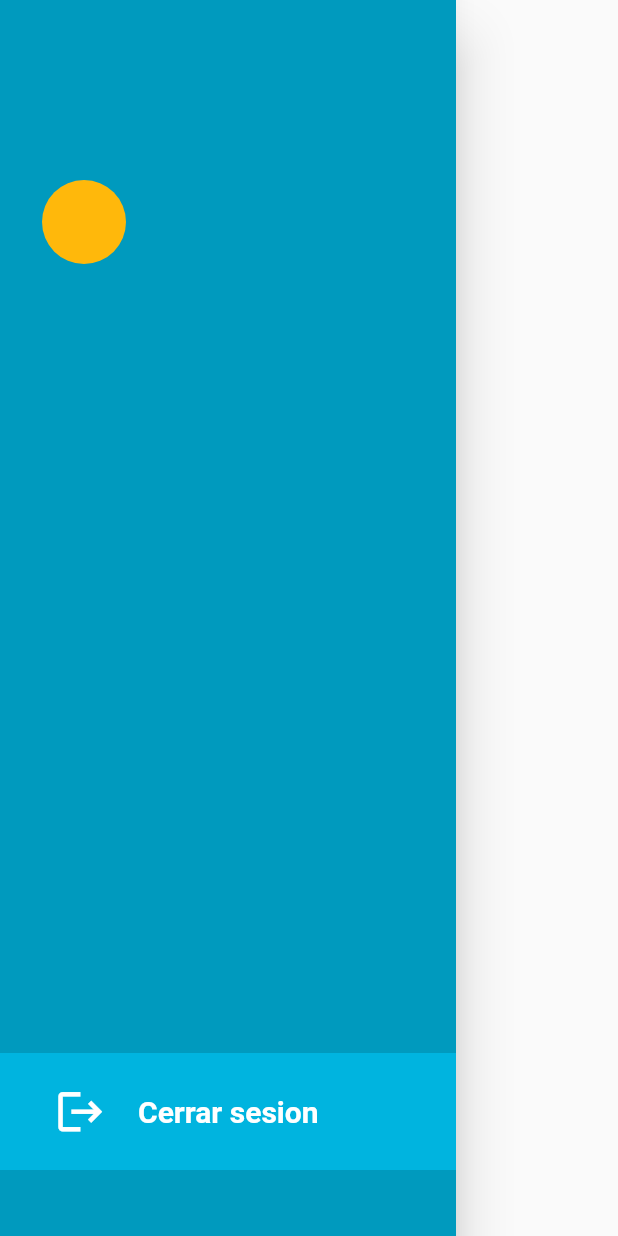
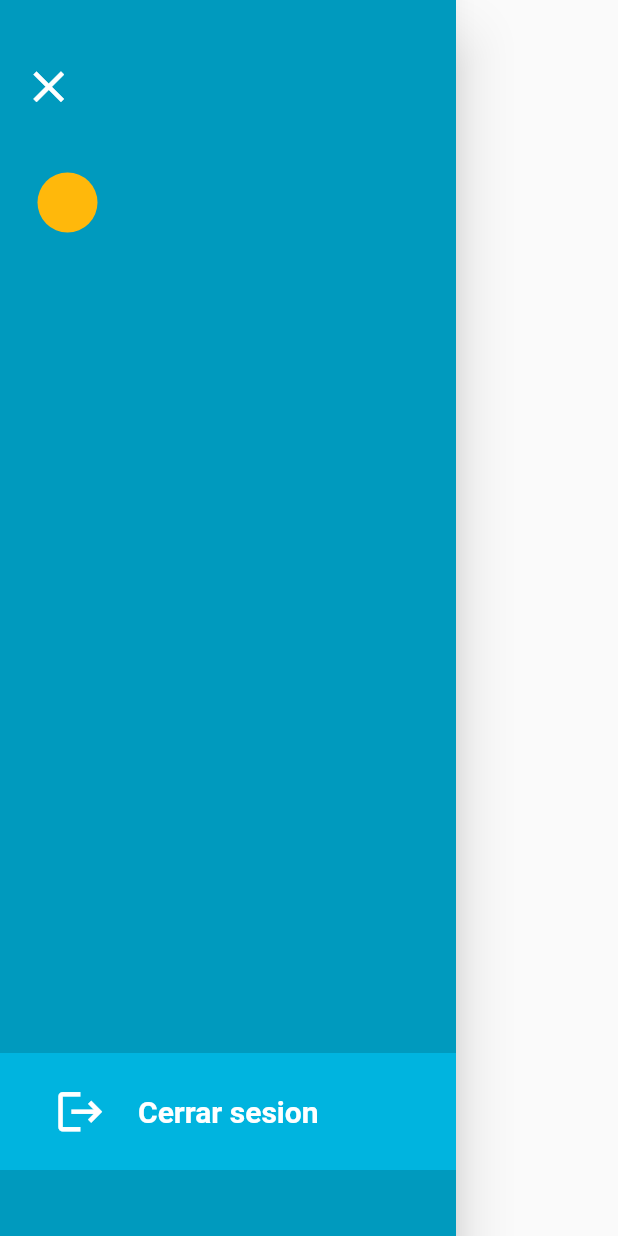
Before and after one commit to botanicodev/habitat_ft_user, a Flutter app: the CustomerDrawer widget shown alone on an empty page, opened directly, on a phone screen of 412 x 824 dp. Run offline on Flutter 3.47's test engine with Material 2 defaults, Android fonts, the phone set to English and light mode, and no system bars; our stand-ins replace cloud_firestore, firebase_auth, firebase_storage, get, google_fonts, shared_preferences and 2 more; accounts and stored records are empty; Roboto replaces fonts that are missing (Spartan); statements that could not run were skipped.

Commit message:
Agregar mantener sesión del administrador

```diff
--- a/lib/app/modules/home/home_controller.dart
+++ b/lib/app/modules/home/home_controller.dart
@@ -1,9 +1,7 @@
-import 'dart:async';
-
 import 'package:get/get.dart';
 import 'package:habitat_ft_user/app/data/models/competitor.dart';
-import 'package:habitat_ft_user/app/data/models/subscription_model.dart';
 import 'package:habitat_ft_user/app/data/repositories/subscription_repository.dart';
+import 'package:shared_preferences/shared_preferences.dart';
 
 class HomeController extends GetxController {
   final subscriptionRepository = SubscriptionRepository();
@@ -19,6 +17,12 @@ class HomeController extends GetxController {
   void onInit() async {
     super.onInit();
     competitor = Get.arguments;
+
+    if (competitor == null) {
+      SharedPreferences prefs = await SharedPreferences.getInstance();
+      competitor = new Competitor();
+      competitor.id = prefs.getString("competitorId");
+    }
 
     getPendingSubscriptions();
     getCompletedSubscriptions();
--- a/lib/app/modules/home/home_view.dart
+++ b/lib/app/modules/home/home_view.dart
@@ -11,10 +11,10 @@ import 'package:habitat_ft_user/app/utils/widgets/separator/separator.dart';
 
 import 'widgets/workshops_title.dart';
 
-class HomeView extends StatelessWidget {
+class HomeView extends GetView<HomeController> {
   HomeView({Key key});
 
-  final controller = Get.put(HomeController());
+  // final controller = Get.put(HomeController());
   final _workshopRepository = Get.put(WorkshopRepository());
 
   @override
--- a/lib/app/modules/home/widgets/customer_drawer/widgets/customer_drawer.dart/customer_drawer.dart
+++ b/lib/app/modules/home/widgets/customer_drawer/widgets/customer_drawer.dart/customer_drawer.dart
@@ -14,27 +14,57 @@ class CustomerDrawer extends StatelessWidget {
   Widget build(BuildContext context) {
     return Drawer(
       child: Container(
-        padding: const EdgeInsets.only(top: 120, bottom: 44),
+        padding: const EdgeInsets.only(bottom: 44),
         color: CustomColor.CELESTE_OSCURO,
         child: Column(
+          crossAxisAlignment: CrossAxisAlignment.start,
           children: [
-            ListTile(
-              title: FutureBuilder(
+            MouseRegion(
+              cursor: SystemMouseCursors.click,
+              child: Container(
+                margin: EdgeInsets.only(left: 15, top: 40, bottom: 40),
+                child: GestureDetector(
+                  child: Icon(
+                    Icons.close,
+                    size: 35,
+                    color: Colors.white,
+                  ),
+                  onTap: () => Get.back(),
+                ),
+              ),
+            ),
+            Row(
+              crossAxisAlignment: CrossAxisAlignment.center,
+              children: [
+                Container(
+                  margin: const EdgeInsets.only(left: 25, right: 10.0),
+                  child: CircleAvatar(
+                    backgroundColor: CustomColor.COMPLEMENTO_1,
+                    radius: 20,
+                  ),
+                ),
+                Padding(
+                  padding: const EdgeInsets.only(top: 8.0),
+                  child: FutureBuilder(
                     future: SharedPreferences.getInstance(),
                     builder: (context, snapshot) {
                       if (snapshot.hasData) {
-                    return Text(snapshot.data.getString('name') +
+                        return Text(
+                          snapshot.data.getString('name') +
                               ' ' +
-                        snapshot.data.getString('lastName'));
+                              snapshot.data.getString('lastName'),
+                          style: TextStyle(
+                              color: Colors.white,
+                              fontSize: 17,
+                              fontWeight: FontWeight.w500),
+                        );
                       } else {
                         return Text('');
                       }
                     },
                   ),
-              leading: CircleAvatar(
-                backgroundColor: CustomColor.COMPLEMENTO_1,
-                radius: 40,
-              ),
+                )
+              ],
             ),
             const Spacer(),
             const SignOutTile(),
--- a/lib/app/modules/login/login_view.dart
+++ b/lib/app/modules/login/login_view.dart
@@ -4,14 +4,13 @@ import 'package:habitat_ft_user/app/data/models/competitor.dart';
 import 'package:habitat_ft_user/app/modules/home/home_view.dart';
 import 'package:habitat_ft_user/app/modules/login/login_controller.dart';
 import 'package:habitat_ft_user/app/modules/login/widgets/custom_text_field.dart';
+import 'package:habitat_ft_user/app/routes/app_pages.dart';
 import 'package:habitat_ft_user/app/utils/config/assets.dart';
 import 'package:habitat_ft_user/app/utils/config/custom_color.dart';
 import 'package:habitat_ft_user/app/utils/config/styles.dart';
 import 'package:habitat_ft_user/app/utils/widgets/custom_button.dart';
 
 class LoginView extends GetView<LoginController> {
-  // final controller = Get.find<LoginController>();
-
   @override
   Widget build(BuildContext context) {
     return Scaffold(
@@ -98,7 +97,7 @@ class LoginView extends GetView<LoginController> {
                               if (competitor != null) {
                                 controller.email$.value = '';
                                 controller.password$.value = '';
-                                Get.off(() => HomeView(),
+                                Get.offAllNamed(Routes.HOME,
                                     arguments: competitor);
                               } else {
                                 showAlertErrorLogin(context);
--- /dev/null
+++ b/lib/app/modules/splash_screen/splas_screen_binding.dart
@@ -0,0 +1,9 @@
+import 'package:get/get.dart';
+import 'package:habitat_ft_user/app/modules/splash_screen/splash_screen_controller.dart';
+
+class SplashScreenBinding extends Bindings {
+  @override
+  void dependencies() {
+    Get.lazyPut(() => SplashScreenControler());
+  }
+}
--- a/lib/app/routes/app_pages.dart
+++ b/lib/app/routes/app_pages.dart
@@ -1,3 +1,4 @@
+import 'package:habitat_ft_user/app/modules/splash_screen/splas_screen_binding.dart';
 import 'package:habitat_ft_user/app/modules/subscription/subscription_view.dart';
 import 'package:habitat_ft_user/app/modules/subscription/subscription_binding.dart';
 import 'package:habitat_ft_user/app/modules/splash_screen/splash_screen_view.dart';
@@ -14,6 +15,7 @@ class AppPages {
   static final routes = [
     GetPage(
       name: Routes.SPLASH_SCREEN,
+      binding: SplashScreenBinding(),
       page: () => SplashScreenView(),
     ),
     GetPage(
--- a/lib/app/utils/widgets/customer_confirm_alert_button.dart
+++ b/lib/app/utils/widgets/customer_confirm_alert_button.dart
@@ -3,7 +3,7 @@ import 'package:habitat_ft_user/app/utils/config/custom_color.dart';
 
 class CustomerConfirmAlertButton extends StatelessWidget {
   final MainAxisAlignment rowMainAxisAlignment;
-  final void Function() onConfirmPressed, onCancelPressed;
+  final VoidCallback onConfirmPressed, onCancelPressed;
   final Widget confirmIcon, cancelIcon;
   final double iconSize;
 
```
Also changed, not shown: lib/app/data/repositories/auth_repository.dart (+7 -0 lines), lib/app/modules/home/widgets/customer_drawer/widgets/customer_drawer.dart/sign_out_tile/widgets/sign_out_confirm_alert_dialog_buttons.dart (+8 -3 lines), lib/app/modules/splash_screen/splash_screen_controller.dart (added, +10 -0 lines), lib/app/modules/splash_screen/splash_screen_view.dart (+11 -2 lines), 5 other files. Lines whose indentation alone changed are shown as unchanged.
